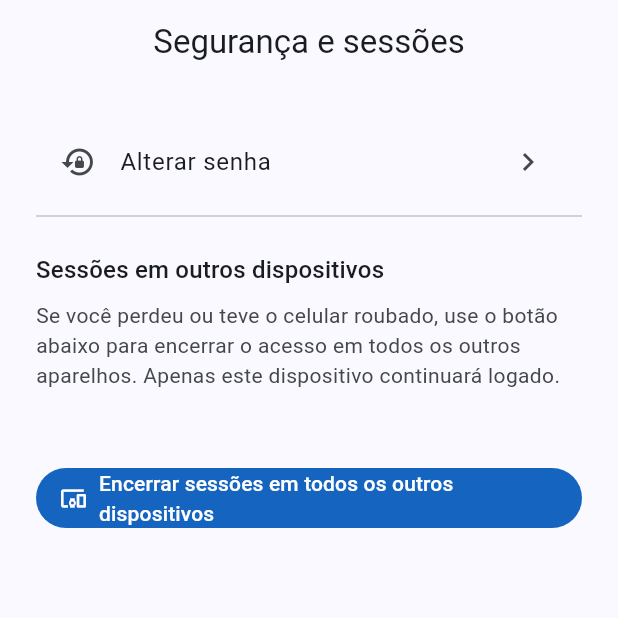
After one commit to rafael-oliveira-hellz/routing-pilot, a Flutter app: the SecurityPage screen opened by its route, on a phone screen of 412 x 824 dp, the top half of it. The commit adds this screen. Run offline on Flutter 3.47's test engine with Material 3 defaults, Android fonts, the phone set to English and light mode, and no system bars; our stand-ins replace dio, flutter_dotenv, flutter_secure_storage, get_it, go_router, shared_preferences; accounts and stored records are empty.

Commit message:
feat(APP-1006): revoke-all-other-sessions, tela Segurança e sessões, doc caso de uso
Made-with: Cursor

```diff
--- a/pilot_app/lib/core/router/app_router.dart
+++ b/pilot_app/lib/core/router/app_router.dart
@@ -7,8 +7,9 @@ import 'package:pilot_app/features/auth/presentation/pages/forgot_password_page.
 import 'package:pilot_app/features/auth/presentation/pages/login_page.dart';
 import 'package:pilot_app/features/auth/presentation/pages/register_page.dart';
 import 'package:pilot_app/features/auth/presentation/pages/reset_password_page.dart';
+import 'package:pilot_app/features/auth/presentation/pages/security_page.dart';
 
-/// Rotas nomeadas e deep links do Pilot App. APP-1005: forgot/reset/change password.
+/// Rotas nomeadas e deep links do Pilot App. APP-1006: segurança/sessões.
 class AppRouter {
   static const String routeSplash = 'splash';
   static const String routeHome = 'home';
@@ -17,6 +18,7 @@ class AppRouter {
   static const String routeForgotPassword = 'forgot-password';
   static const String routeResetPassword = 'reset-password';
   static const String routeChangePassword = 'change-password';
+  static const String routeSecurity = 'security';
 
   static final GoRouter router = GoRouter(
     initialLocation: '/splash',
@@ -59,6 +61,11 @@ class AppRouter {
         name: routeChangePassword,
         builder: (_, __) => const ChangePasswordPage(),
       ),
+      GoRoute(
+        path: '/security',
+        name: routeSecurity,
+        builder: (_, __) => const SecurityPage(),
+      ),
     ],
     errorBuilder: (_, state) => Scaffold(
       body: Center(
--- a/pilot_app/lib/core/router/pages/home_placeholder_page.dart
+++ b/pilot_app/lib/core/router/pages/home_placeholder_page.dart
@@ -14,6 +14,11 @@ class HomePlaceholderPage extends StatelessWidget {
         title: const Text('Pilot'),
         centerTitle: true,
         actions: [
+          IconButton(
+            icon: const Icon(Icons.security),
+            tooltip: 'Segurança e sessões',
+            onPressed: () => GoRouter.of(context).go('/security'),
+          ),
           IconButton(
             icon: const Icon(Icons.lock_reset),
             tooltip: 'Alterar senha',
--- a/pilot_app/lib/features/auth/domain/auth_repository.dart
+++ b/pilot_app/lib/features/auth/domain/auth_repository.dart
@@ -14,6 +14,9 @@ abstract class AuthRepository {
   Future<void> resetPassword(String token, String newPassword);
   Future<void> changePassword(String currentPassword, String newPassword);
 
+  /// Revoga todas as outras sessões (ex.: celular perdido/roubado). Backend pode retornar novo refreshToken.
+  Future<void> revokeAllOtherSessions();
+
   Future<UserResponse?> getCurrentUser();
   Future<bool> getRememberMe();
   Future<void> setRememberMe(bool value);
--- /dev/null
+++ b/pilot_app/lib/features/auth/presentation/pages/security_page.dart
@@ -0,0 +1,124 @@
+import 'package:flutter/material.dart';
+import 'package:go_router/go_router.dart';
+import 'package:pilot_app/core/di/injection.dart';
+import 'package:pilot_app/features/auth/domain/auth_repository.dart';
+
+/// Tela Segurança/Sessões: encerrar sessões em outros dispositivos (revoke-all-other-sessions).
+/// Caso de uso: usuário perdeu ou foi roubado o celular; a partir de outro dispositivo encerra o acesso no aparelho perdido.
+class SecurityPage extends StatefulWidget {
+  const SecurityPage({super.key});
+
+  @override
+  State<SecurityPage> createState() => _SecurityPageState();
+}
+
+class _SecurityPageState extends State<SecurityPage> {
+  bool _loading = false;
+  bool _success = false;
+  String? _errorMessage;
+
+  Future<void> _revokeAllOtherSessions() async {
+    setState(() {
+      _loading = true;
+      _errorMessage = null;
+      _success = false;
+    });
+    try {
+      await serviceLocator<AuthRepository>().revokeAllOtherSessions();
+      if (!mounted) return;
+      setState(() {
+        _loading = false;
+        _success = true;
+      });
+    } catch (_) {
+      if (!mounted) return;
+      setState(() {
+        _loading = false;
+        _errorMessage = 'Não foi possível encerrar as outras sessões.';
+      });
+    }
+  }
+
+  @override
+  Widget build(BuildContext context) {
+    return Scaffold(
+      appBar: AppBar(
+        title: const Text('Segurança e sessões'),
+        centerTitle: true,
+      ),
+      body: SafeArea(
+        child: ListView(
+          padding: const EdgeInsets.all(24),
+          children: [
+            ListTile(
+              leading: const Icon(Icons.lock_reset),
+              title: const Text('Alterar senha'),
+              trailing: const Icon(Icons.chevron_right),
+              onTap: () => context.go('/change-password'),
+            ),
+            const Divider(),
+            const SizedBox(height: 16),
+            Text(
+              'Sessões em outros dispositivos',
+              style: Theme.of(context).textTheme.titleMedium,
+            ),
+            const SizedBox(height: 8),
+            Text(
+              'Se você perdeu ou teve o celular roubado, use o botão abaixo para encerrar o acesso em todos os outros aparelhos. Apenas este dispositivo continuará logado.',
+              style: Theme.of(context).textTheme.bodyMedium?.copyWith(
+                    color: Theme.of(context).colorScheme.onSurfaceVariant,
+                  ),
+            ),
+            const SizedBox(height: 24),
+            if (_success)
+              Container(
+                padding: const EdgeInsets.all(16),
+                decoration: BoxDecoration(
+                  color: Theme.of(context).colorScheme.primaryContainer,
+                  borderRadius: BorderRadius.circular(8),
+                ),
+                child: Row(
+                  children: [
+                    Icon(
+                      Icons.check_circle_outline,
+                      color: Theme.of(context).colorScheme.primary,
+                    ),
+                    const SizedBox(width: 12),
+                    Expanded(
+                      child: Text(
+                        'As outras sessões foram encerradas. Este aparelho continua logado.',
+                        style: Theme.of(context).textTheme.bodyMedium,
+                      ),
+                    ),
+                  ],
+                ),
+              ),
+            if (_errorMessage != null) ...[
+              const SizedBox(height: 8),
+              Text(
+                _errorMessage!,
+                style: TextStyle(color: Theme.of(context).colorScheme.error),
+              ),
+            ],
+            const SizedBox(height: 24),
+            FilledButton.icon(
+              onPressed: _loading ? null : _revokeAllOtherSessions,
+              icon: _loading
+                  ? const SizedBox(
+                      width: 20,
+                      height: 20,
+                      child: CircularProgressIndicator(strokeWidth: 2),
+                    )
+                  : const Icon(Icons.devices_other),
+              label: Text(
+                _loading
+                    ? 'Encerrando...'
+                    : 'Encerrar sessões em todos os outros dispositivos',
+              ),
+            ),
+          ],
+        ),
+      ),
+    );
+  }
+}
```
Also changed, not shown: pilot_app/lib/features/auth/data/auth_repository_impl.dart (+19 -0 lines), 2 other files.
